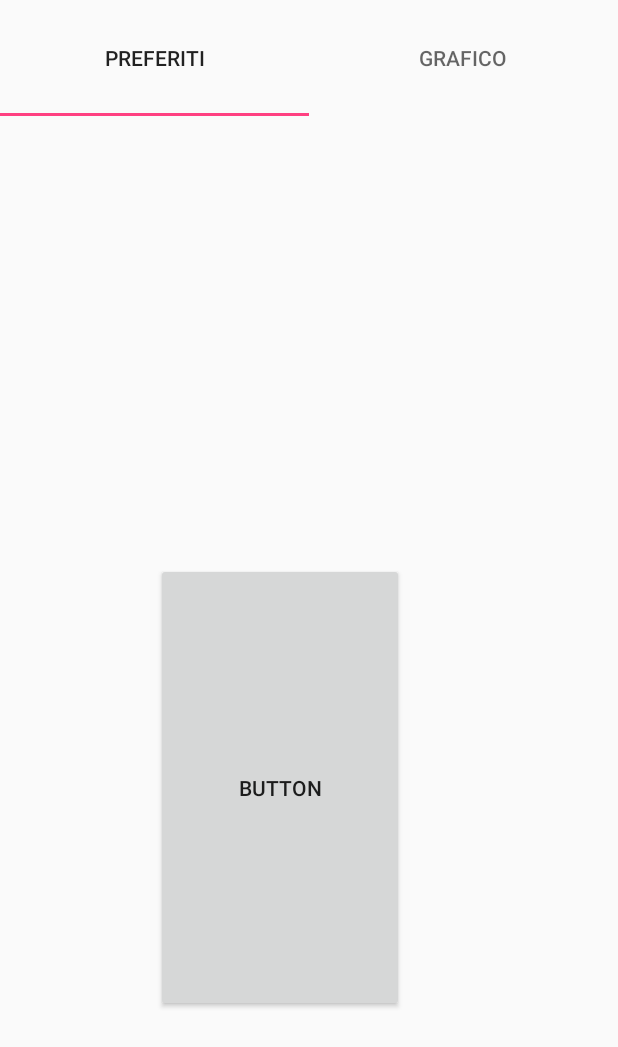
After one commit to mariodigirolamo/SistemaDiSicurezza, an Android app: the FragPreferiti screen opened directly, with no data from a screen before it, on a phone screen of 412 x 824 dp. The commit adds this screen. Shown: the top 1047 px of the screen. Run offline under Robolectric (Android 15) with nearby library versions, the phone set to English and light mode, and no system bars.

Commit message:
Creati fragment vuoti

```diff
--- a/app/src/main/AndroidManifest.xml
+++ b/app/src/main/AndroidManifest.xml
@@ -19,6 +19,7 @@
         </activity>
         <activity android:name=".Login"/>
         <activity android:name=".Grafico"/>
+        <activity android:name=".Frammenti"/>
     </application>
 
 </manifest>
--- /dev/null
+++ b/app/src/main/java/com/example/myapplication/FragGrafico.java
@@ -0,0 +1,22 @@
+package com.example.myapplication;
+
+import android.os.Bundle;
+import android.support.annotation.Nullable;
+import android.support.v4.app.Fragment;
+import android.view.LayoutInflater;
+import android.view.View;
+import android.view.ViewGroup;
+
+public class FragGrafico extends Fragment {
+
+    public FragGrafico(){
+        //richiesto vuoto
+    }
+
+    @Nullable
+    @Override
+    public View onCreateView(LayoutInflater inflater, @Nullable ViewGroup container, @Nullable Bundle savedInstanceState) {
+        return inflater.inflate(R.layout.frag_grafico, container, false);
+    }
+
+}
--- /dev/null
+++ b/app/src/main/java/com/example/myapplication/FragPreferiti.java
@@ -0,0 +1,24 @@
+package com.example.myapplication;
+
+import android.os.Bundle;
+import android.support.annotation.Nullable;
+import android.support.v4.app.Fragment;
+import android.view.LayoutInflater;
+import android.view.View;
+import android.view.ViewGroup;
+import android.widget.Button;
+
+public class FragPreferiti extends Fragment{
+
+    public FragPreferiti(){
+        //richiesto vuoto
+    }
+
+    @Nullable
+    @Override
+    public View onCreateView(LayoutInflater inflater, @Nullable ViewGroup container, @Nullable Bundle savedInstanceState) {
+        return inflater.inflate(R.layout.frag_preferiti, container, false);
+    }
+
+
+}
--- /dev/null
+++ b/app/src/main/java/com/example/myapplication/Frammenti.java
@@ -0,0 +1,57 @@
+package com.example.myapplication;
+
+import android.os.Bundle;
+import android.support.design.widget.TabLayout;
+import android.support.v4.view.ViewPager;
+import android.support.v7.app.AppCompatActivity;
+
+public class Frammenti extends AppCompatActivity {
+
+    @Override
+    protected void onCreate(Bundle savedInstanceState) {
+        super.onCreate(savedInstanceState);
+        setContentView(R.layout.activity_fragment);
+
+        impostaPager();
+
+    }
+
+    private void impostaPager(){
+
+        final ViewPager viewPager = findViewById(R.id.pager);
+
+        final PagerAdapter pagerAdapter = new PagerAdapter(getSupportFragmentManager());
+
+        viewPager.setAdapter(pagerAdapter);
+
+
+        TabLayout tabLayout = findViewById(R.id.tab_layout);
+        for (int i = 0; i < pagerAdapter.getCount(); i++)
+            tabLayout.addTab(tabLayout.newTab().setText(pagerAdapter.getItemTabNameResourceId(i)));
+
+        viewPager.addOnPageChangeListener(new TabLayout.TabLayoutOnPageChangeListener(tabLayout));
+        tabLayout.addOnTabSelectedListener(new TabLayout.OnTabSelectedListener() {
+            @Override
+            public void onTabSelected(TabLayout.Tab tab) {
+                viewPager.setCurrentItem(tab.getPosition());
+            }
+
+            @Override
+            public void onTabUnselected(TabLayout.Tab tab) {
+
+            }
+
+            @Override
+            public void onTabReselected(TabLayout.Tab tab) {
+
+            }
+        });
+
+
+
+
+
+
+
+    }
+}
--- a/app/src/main/java/com/example/myapplication/MainActivity.java
+++ b/app/src/main/java/com/example/myapplication/MainActivity.java
@@ -412,11 +412,16 @@ public class MainActivity extends AppCompatActivity {
             case R.id.action_settings:
 
                 Log.v("Impostazioni", "Menu->Impostazioni");
+
                 return true;
 
             case R.id.action_boh:
 
                 Log.v("boh", "facendo boh");
+
+                Intent pref = new Intent(this, Frammenti.class);
+                startActivity(pref);
+
                 return true;
 
             default :
--- /dev/null
+++ b/app/src/main/java/com/example/myapplication/PagerAdapter.java
@@ -0,0 +1,46 @@
+package com.example.myapplication;
+
+import android.support.v4.app.Fragment;
+import android.support.v4.app.FragmentManager;
+import android.support.v4.app.FragmentPagerAdapter;
+
+public class PagerAdapter extends FragmentPagerAdapter {
+
+    private int numeroDiTab = 2;
+
+    public PagerAdapter(FragmentManager fm){
+        super(fm);
+    }
+
+    @Override
+    public Fragment getItem(int position){
+        switch (position){
+            case 0 :
+                return new FragPreferiti();
+
+            case 1 :
+                return new FragGrafico();
+
+            default :
+                return null;
+        }
+    }
+
+    @Override
+    public int getCount(){
+        return numeroDiTab;
+    }
+
+    public int getItemTabNameResourceId(int position){
+        switch(position){
+            case 0 :
+                return R.string.tab_preferiti;
+
+            case 1:
+                return R.string.tab_grafico;
+
+            default :
+                return R.string.tab_unknown;
+        }
+    }
+}
--- /dev/null
+++ b/app/src/main/res/layout/activity_fragment.xml
@@ -0,0 +1,20 @@
+<?xml version="1.0" encoding="utf-8"?>
+<android.support.constraint.ConstraintLayout
+    xmlns:android="http://schemas.android.com/apk/res/android" android:layout_width="match_parent"
+    android:layout_height="match_parent">
+
+    <android.support.v4.view.ViewPager
+        android:id="@+id/pager"
+        android:layout_width="match_parent"
+        android:layout_height="match_parent">
+
+    </android.support.v4.view.ViewPager>
+
+    <android.support.design.widget.TabLayout
+        android:id="@+id/tab_layout"
+        android:layout_width="match_parent"
+        android:layout_height="77dp">
+
+    </android.support.design.widget.TabLayout>
+
+</android.support.constraint.ConstraintLayout>
--- /dev/null
+++ b/app/src/main/res/layout/frag_grafico.xml
@@ -0,0 +1,22 @@
+<?xml version="1.0" encoding="utf-8"?>
+<android.support.constraint.ConstraintLayout
+    xmlns:android="http://schemas.android.com/apk/res/android"
+    xmlns:app="http://schemas.android.com/apk/res-auto"
+    xmlns:tools="http://schemas.android.com/tools"
+    android:layout_width="match_parent"
+    android:layout_height="match_parent">
+
+    <Button
+        android:id="@+id/button3"
+        android:layout_width="wrap_content"
+        android:layout_height="wrap_content"
+        android:layout_marginBottom="8dp"
+        android:layout_marginEnd="8dp"
+        android:layout_marginStart="8dp"
+        android:layout_marginTop="8dp"
+        android:text="Button"
+        app:layout_constraintBottom_toBottomOf="parent"
+        app:layout_constraintEnd_toEndOf="parent"
+        app:layout_constraintStart_toStartOf="parent"
+        app:layout_constraintTop_toTopOf="parent" />
+</android.support.constraint.ConstraintLayout>
--- /dev/null
+++ b/app/src/main/res/layout/frag_preferiti.xml
@@ -0,0 +1,24 @@
+<?xml version="1.0" encoding="utf-8"?>
+<android.support.constraint.ConstraintLayout
+    xmlns:android="http://schemas.android.com/apk/res/android"
+    xmlns:app="http://schemas.android.com/apk/res-auto"
+    xmlns:tools="http://schemas.android.com/tools"
+    android:layout_width="match_parent"
+    android:layout_height="match_parent">
+
+    <Button
+        android:id="@+id/button2"
+        android:layout_width="165dp"
+        android:layout_height="299dp"
+        android:layout_marginBottom="8dp"
+        android:layout_marginEnd="8dp"
+        android:layout_marginStart="80dp"
+        android:layout_marginTop="8dp"
+        android:text="Button"
+        app:layout_constraintBottom_toBottomOf="parent"
+        app:layout_constraintEnd_toEndOf="parent"
+        app:layout_constraintHorizontal_bias="0.152"
+        app:layout_constraintStart_toStartOf="parent"
+        app:layout_constraintTop_toTopOf="parent"
+        app:layout_constraintVertical_bias="0.722" />
+</android.support.constraint.ConstraintLayout>
--- a/app/src/main/res/values/strings.xml
+++ b/app/src/main/res/values/strings.xml
@@ -6,4 +6,7 @@
     Se premi riavvia, l\'app ripartirà e riceverai notifiche.</string>
     <string name="segnalafumo">"\n"Ultime segnalazioni per anomalie sul gas:</string>
     <string name="segnalamov">"\n\"Ultime segnalazioni sulle anomalie da movimento:</string>
+    <string name="tab_preferiti">Preferiti</string>
+    <string name="tab_unknown">Sconosciuta</string>
+    <string name="tab_grafico">Grafico</string>
 </resources>
```
